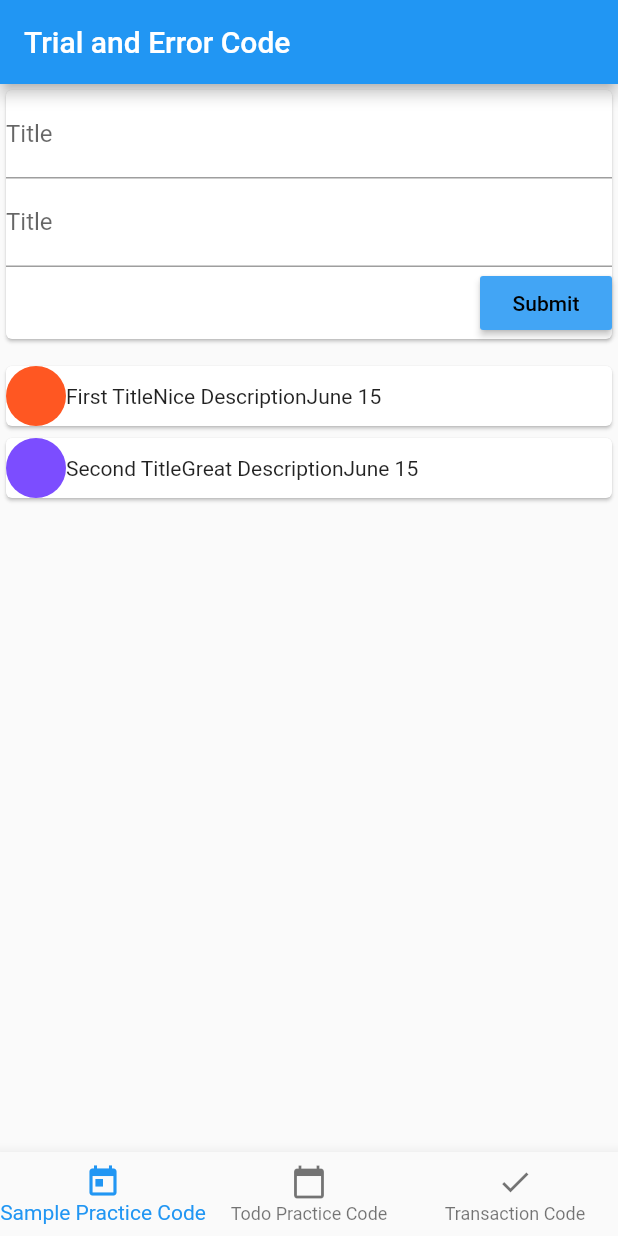
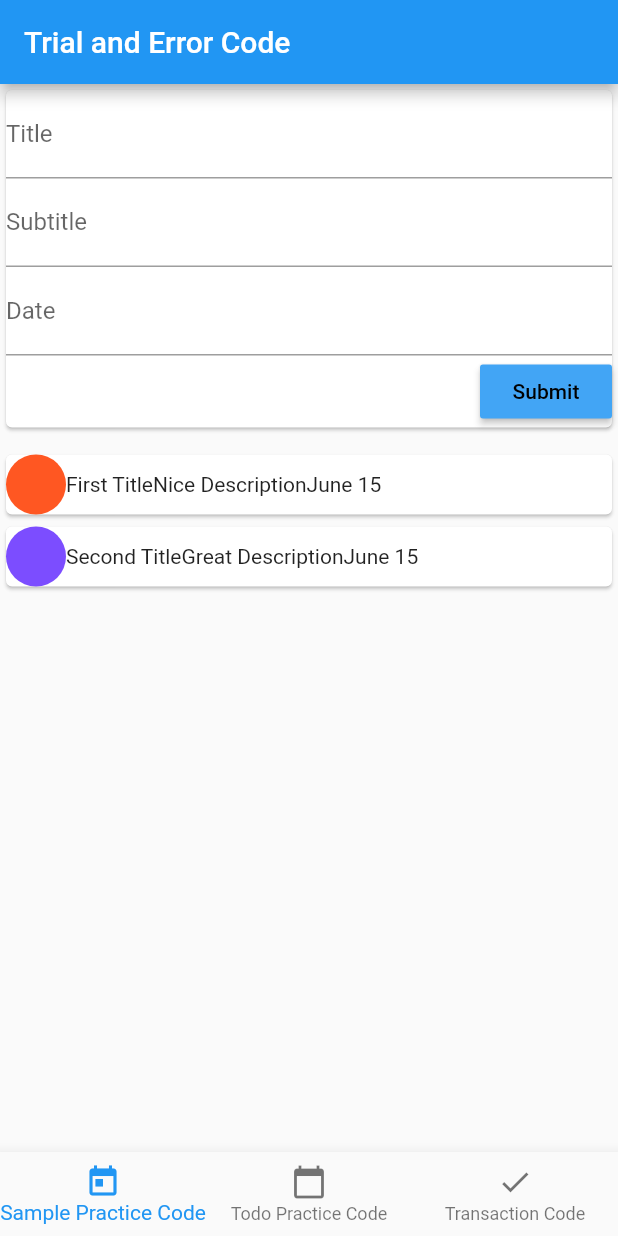
Before and after one commit to nevarwin/tryingflutter, a Flutter app: the screen it shows after launch, on a phone screen of 412 x 824 dp. Run offline on Flutter 3.47's test engine with Material 2 defaults, Android fonts, the phone set to English and light mode, and no system bars; our stand-ins replace flutter_colorpicker.

Commit message:
Complete the 2 samples codes

```diff
--- a/trying_flutter/lib/widgets/sample practice code/new_samples.dart
+++ b/trying_flutter/lib/widgets/sample practice code/new_samples.dart
@@ -1,12 +1,18 @@
 import 'package:flutter/material.dart';
 
 class NewSamples extends StatelessWidget {
-  const NewSamples({Key? key}) : super(key: key);
+  const NewSamples({
+    Key? key,
+    required this.sampleFunc,
+  }) : super(key: key);
+
+  final Function sampleFunc;
 
   @override
   Widget build(BuildContext context) {
     final titleController = TextEditingController();
     final subController = TextEditingController();
+    final dateController = TextEditingController();
 
     return Card(
       child: Column(
@@ -18,13 +24,33 @@ class NewSamples extends StatelessWidget {
             keyboardType: TextInputType.text,
           ),
           TextField(
-            decoration: InputDecoration(labelText: 'Title'),
+            decoration: InputDecoration(labelText: 'Subtitle'),
             controller: subController,
             keyboardType: TextInputType.text,
           ),
+          TextField(
+            readOnly: true,
+            controller: dateController,
+            decoration: InputDecoration(labelText: 'Date'),
+            onTap: () async {
+              var date = await showDatePicker(
+                context: context,
+                initialDate: DateTime.now(),
+                firstDate: DateTime(1900),
+                lastDate: DateTime(2100),
+              );
+              dateController.text = date.toString().substring(0, 10);
+            },
+          ),
           RaisedButton(
             child: Text('Submit'),
-            onPressed: () {},
+            onPressed: () {
+              sampleFunc(
+                titleController.text,
+                subController.text,
+                DateTime.parse(dateController.text),
+              );
+            },
             color: Colors.blue[400],
             textColor: Colors.black,
           ),
--- a/trying_flutter/lib/widgets/sample practice code/sample_widget.dart
+++ b/trying_flutter/lib/widgets/sample practice code/sample_widget.dart
@@ -4,9 +4,14 @@ import 'package:trying_flutter/widgets/sample%20practice%20code/new_samples.dart
 import 'package:trying_flutter/widgets/sample%20practice%20code/sample_list.dart';
 import '../../models/sample_class.dart';
 
-class SampleWidget extends StatelessWidget {
+class SampleWidget extends StatefulWidget {
   SampleWidget({Key? key}) : super(key: key);
 
+  @override
+  State<SampleWidget> createState() => _SampleWidgetState();
+}
+
+class _SampleWidgetState extends State<SampleWidget> {
   final List<SampleClass> samples = [
     SampleClass(
       title: 'First Title',
@@ -21,11 +26,27 @@ class SampleWidget extends StatelessWidget {
     ),
   ];
 
+  void _addSamples(
+    String title,
+    String subtitle,
+    DateTime date,
+  ) {
+    final smpls = SampleClass(
+      title: title,
+      subtitle: subtitle,
+      date: date,
+    );
+
+    setState(() {
+      samples.add(smpls);
+    });
+  }
+
   @override
   Widget build(BuildContext context) {
     return Column(
       children: [
-        NewSamples(),
+        NewSamples(sampleFunc: _addSamples),
         const SizedBox(height: 10),
         SampleList(
           samples: samples,
--- a/trying_flutter/lib/widgets/todo practice code/todo_list.dart
+++ b/trying_flutter/lib/widgets/todo practice code/todo_list.dart
@@ -26,10 +26,7 @@ class TodoList extends StatelessWidget {
             ),
           ),
           subtitle: Text(
-            todo.description +
-                DateFormat.yMEd().format(
-                  DateTime.now(),
-                ),
+            todo.description + DateFormat.yMEd().format(DateTime.now()),
             style: const TextStyle(
               color: Colors.grey,
               fontSize: 16,
--- a/trying_flutter/pubspec.yaml
+++ b/trying_flutter/pubspec.yaml
@@ -35,6 +35,7 @@ dependencies:
   # Use with the CupertinoIcons class for iOS style icons.
   cupertino_icons: ^1.0.2
   intl: ^0.17.0
+  flutter_colorpicker: ^1.0.3
 
 dev_dependencies:
   flutter_test:
```
Also changed, not shown: trying_flutter/lib/widgets/todo practice code/new_todo.dart (+37 -2 lines), trying_flutter/lib/widgets/todo practice code/todo_widget.dart (+36 -3 lines), trying_flutter/pubspec.lock.
